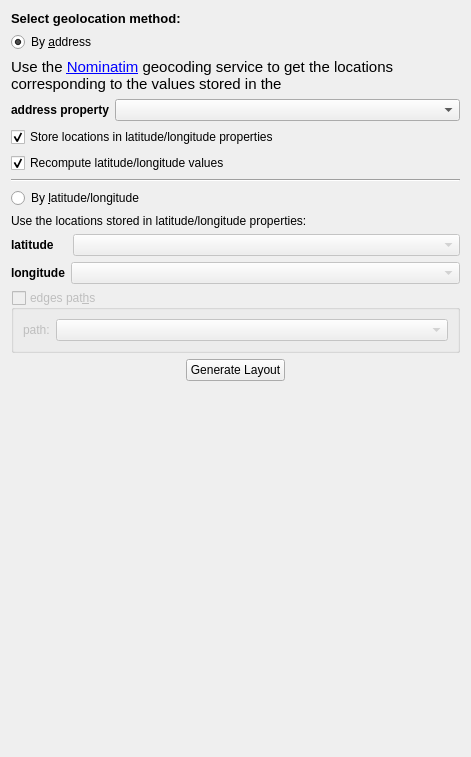
This is plugins/view/GeographicView/GeolocalisationConfigWidget.ui in Tulip-Dev/tulip as Qt 5 draws it before an edit. The edited form follows.
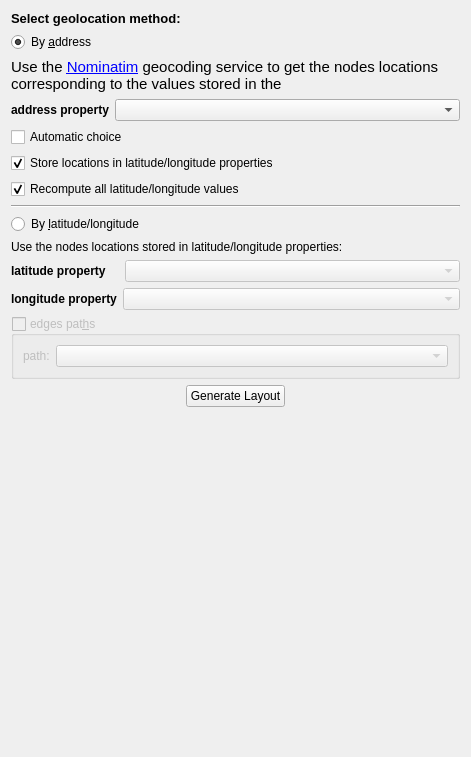
This is the edited form.

Commit message: GeographicView improvement: add "automatic choice" mode for geolocation by address

Patch:
```diff
--- a/plugins/view/GeographicView/GeolocalisationConfigWidget.ui
+++ b/plugins/view/GeographicView/GeolocalisationConfigWidget.ui
@@ -42,7 +42,7 @@
 &lt;html&gt;&lt;head&gt;&lt;meta name=&quot;qrichtext&quot; content=&quot;1&quot; /&gt;&lt;style type=&quot;text/css&quot;&gt;
 p, li { white-space: pre-wrap; }
 &lt;/style&gt;&lt;/head&gt;&lt;body style=&quot; font-family:'Ubuntu'; font-size:11pt; font-weight:400; font-style:normal;&quot;&gt;
-&lt;p style=&quot; margin-top:12px; margin-bottom:12px; margin-left:0px; margin-right:0px; -qt-block-indent:0; text-indent:0px;&quot;&gt;Use the &lt;a href=&quot;https://nominatim.openstreetmap.org/&quot;&gt;&lt;span style=&quot; text-decoration: underline; color:#0000ff;&quot;&gt;Nominatim&lt;/span&gt;&lt;/a&gt; geocoding service to get the locations corresponding to the values stored in the&lt;/p&gt;&lt;/body&gt;&lt;/html&gt;</string>
+&lt;p style=&quot; margin-top:12px; margin-bottom:12px; margin-left:0px; margin-right:0px; -qt-block-indent:0; text-indent:0px;&quot;&gt;Use the &lt;a href=&quot;https://nominatim.openstreetmap.org/&quot;&gt;&lt;span style=&quot; text-decoration: underline; color:#0000ff;&quot;&gt;Nominatim&lt;/span&gt;&lt;/a&gt; geocoding service to get the nodes locations corresponding to the values stored in the&lt;/p&gt;&lt;/body&gt;&lt;/html&gt;</string>
      </property>
      <property name="wordWrap">
       <bool>true</bool>
@@ -73,6 +73,19 @@
      </item>
     </layout>
    </item>
+   <item>
+    <widget class="QCheckBox" name="automaticChoiceCB">
+     <property name="toolTip">
+      <string>&lt;p&gt;If checked, when multiple locations are retrieved the one whose the returned address gives the best match with the input address (i.e the one for whom the input address is found closest to its beginning) is choosen.&lt;br/&gt;If there is no possible match (the input address is not found in any of returned addresses) the first location is choosen.&lt;br/&gt;If not checked, a dialog is then displayed to allow the user to choose among the list of found locations.&lt;br/&gt;In any case, if only one location is retrieved, it is choosen.&lt;/p&gt;</string>
+     </property>
+     <property name="text">
+      <string>Automatic choice</string>
+     </property>
+     <property name="checked">
+      <bool>false</bool>
+     </property>
+    </widget>
+   </item>
    <item>
     <widget class="QCheckBox" name="createLatLngPropsCB">
      <property name="toolTip">
@@ -92,7 +105,7 @@
       <string>If not checked, if already set latitude/longitude values are not retrieved from geocoding service.</string>
      </property>
      <property name="text">
-      <string>Recompute latitude/longitude values</string>
+      <string>Recompute all latitude/longitude values</string>
      </property>
      <property name="checked">
       <bool>true</bool>
@@ -116,7 +129,7 @@
    <item>
     <widget class="QLabel" name="label_3">
      <property name="text">
-      <string>Use the locations stored in latitude/longitude properties:</string>
+      <string>Use the nodes locations stored in latitude/longitude properties:</string>
      </property>
      <property name="wordWrap">
       <bool>true</bool>
@@ -134,7 +147,7 @@
         <string notr="true">QLabel { font: bold; }</string>
        </property>
        <property name="text">
-        <string>latitude    </string>
+        <string>latitude property    </string>
        </property>
       </widget>
      </item>
@@ -161,7 +174,7 @@
         <string notr="true">QLabel { font: bold; }</string>
        </property>
        <property name="text">
-        <string>longitude</string>
+        <string>longitude property</string>
        </property>
       </widget>
      </item>
```
Left out of the diff: 4 changed lines with no effect on the pictures. The commit also changes 6 other files.
